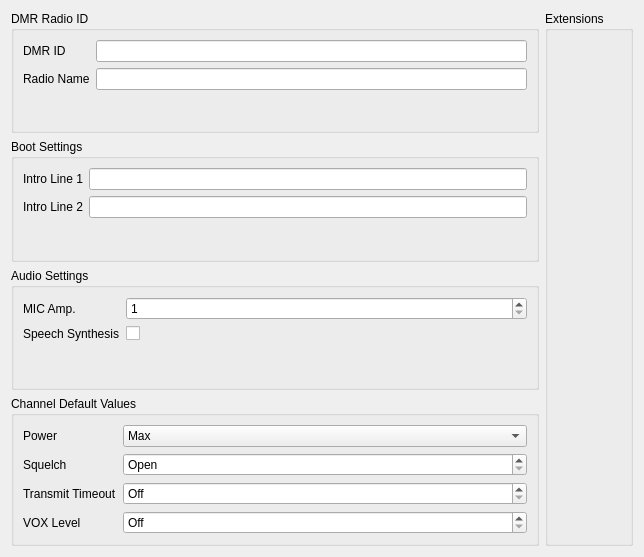
Before: the Qt Designer form src/generalsettingsview.ui in hmatuschek/qdmr, drawn with Qt 5.
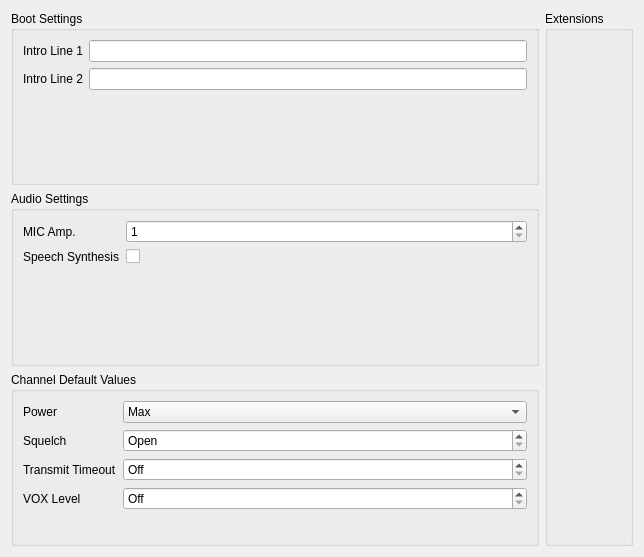
After: the same form once the commit is applied. Custom widgets are drawn as their Qt base class.

The edit to the form file:
```diff
--- a/src/generalsettingsview.ui
+++ b/src/generalsettingsview.ui
@@ -16,42 +16,6 @@
   <layout class="QHBoxLayout" name="horizontalLayout_2">
    <item>
     <layout class="QVBoxLayout" name="verticalLayout">
-     <item>
-      <widget class="QGroupBox" name="dmrIDBox">
-       <property name="title">
-        <string>DMR Radio ID</string>
-       </property>
-       <layout class="QFormLayout" name="formLayout_2">
-        <item row="0" column="0">
-         <widget class="QLabel" name="dMRIDLabel">
-          <property name="text">
-           <string>DMR ID</string>
-          </property>
-         </widget>
-        </item>
-        <item row="1" column="0">
-         <widget class="QLabel" name="nameLabel">
-          <property name="text">
-           <string>Radio Name</string>
-          </property>
-         </widget>
-        </item>
-        <item row="1" column="1">
-         <widget class="QLineEdit" name="radioName">
-          <property name="toolTip">
-           <string>Enter your name or callsign.</string>
-          </property>
-          <property name="accessibleName">
-           <string>Name/Callsign</string>
-          </property>
-         </widget>
-        </item>
-        <item row="0" column="1">
-         <widget class="QLineEdit" name="dmrID"/>
-        </item>
-       </layout>
-      </widget>
-     </item>
      <item>
       <widget class="QGroupBox" name="bootSettingsBox">
        <property name="title">
```
